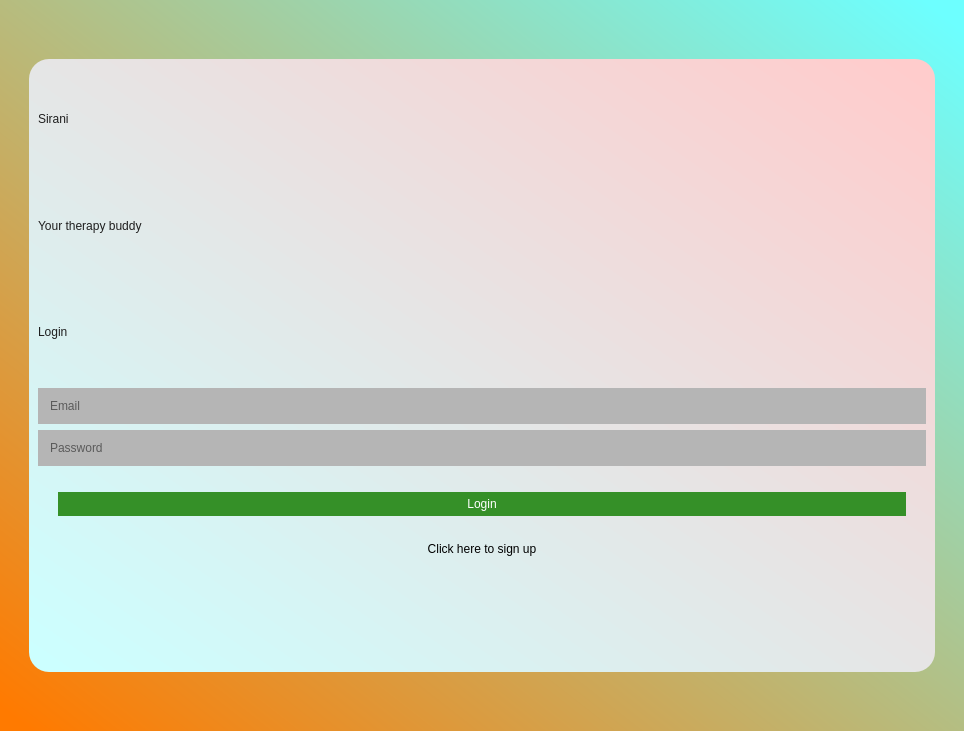
Old version of the form source_code/mainwindow.ui in the repository suwubham/sirani.
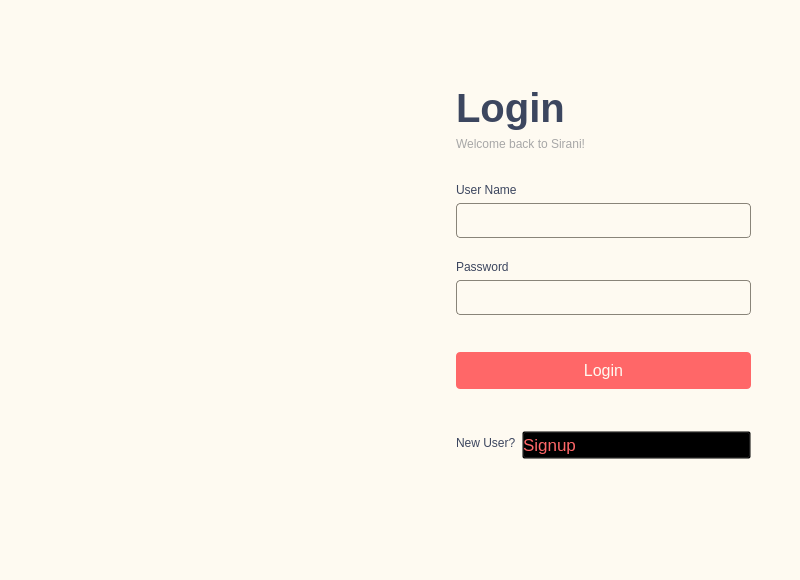
New version of the form. Icons and pictures are not drawn.

Commit message: changed the ui of login and signup

```diff
--- a/source_code/mainwindow.ui
+++ b/source_code/mainwindow.ui
@@ -2,57 +2,92 @@
 <ui version="4.0">
  <class>MainWindow</class>
  <widget class="QMainWindow" name="MainWindow">
+  <property name="enabled">
+   <bool>true</bool>
+  </property>
   <property name="geometry">
    <rect>
     <x>0</x>
     <y>0</y>
-    <width>964</width>
-    <height>731</height>
+    <width>800</width>
+    <height>580</height>
    </rect>
   </property>
+  <property name="sizePolicy">
+   <sizepolicy hsizetype="MinimumExpanding" vsizetype="MinimumExpanding">
+    <horstretch>0</horstretch>
+    <verstretch>0</verstretch>
+   </sizepolicy>
+  </property>
   <property name="minimumSize">
    <size>
-    <width>0</width>
-    <height>0</height>
+    <width>800</width>
+    <height>580</height>
    </size>
   </property>
   <property name="maximumSize">
    <size>
-    <width>10000</width>
-    <height>10000</height>
+    <width>14999</width>
+    <height>15000</height>
    </size>
   </property>
   <property name="windowTitle">
    <string>Log in to Sirani</string>
   </property>
   <property name="styleSheet">
-   <string notr="true">background-color: qlineargradient(spread:pad, x1:0, y1:0.966, x2:1, y2:0, stop:0 rgba(255, 122, 0, 255), stop:0.976526 rgba(109, 255, 255, 255));</string>
+   <string notr="true">background-repeat: repeat-y;
+background-image: url(:/IMG/bg-01.png);
+
+background-color: #FEFAF1;</string>
   </property>
   <widget class="QWidget" name="centralwidget">
    <layout class="QHBoxLayout" name="horizontalLayout">
     <item>
-     <spacer name="verticalSpacer">
-      <property name="orientation">
-       <enum>Qt::Vertical</enum>
+     <widget class="QFrame" name="frame_2">
+      <property name="styleSheet">
+       <string notr="true">background: transparent;
+</string>
       </property>
-      <property name="sizeHint" stdset="0">
-       <size>
-        <width>20</width>
-        <height>40</height>
-       </size>
+      <property name="frameShape">
+       <enum>QFrame::StyledPanel</enum>
       </property>
-     </spacer>
+      <property name="frameShadow">
+       <enum>QFrame::Raised</enum>
+      </property>
+      <layout class="QHBoxLayout" name="horizontalLayout_3">
+       <item>
+        <spacer name="horizontalSpacer">
+         <property name="orientation">
+          <enum>Qt::Horizontal</enum>
+         </property>
+         <property name="sizeHint" stdset="0">
+          <size>
+           <width>351</width>
+           <height>20</height>
+          </size>
+         </property>
+        </spacer>
+       </item>
+       <item>
+        <spacer name="verticalSpacer">
+         <property name="orientation">
+          <enum>Qt::Vertical</enum>
+         </property>
+         <property name="sizeHint" stdset="0">
+          <size>
+           <width>60</width>
+           <height>40</height>
+          </size>
+         </property>
+        </spacer>
+       </item>
+      </layout>
+     </widget>
     </item>
     <item>
      <widget class="QFrame" name="frame">
       <property name="styleSheet">
-       <string notr="true">background-color: qlineargradient(spread:pad, x1:0, y1:0.966, x2:1, y2:0, stop:0#CCFFFF, stop:0.976526#FFCCCC);
-
-border-radius: 20px;
-
-margin-top: 50px;
-margin-bottom: 50px;
-padding: 0px;
+       <string notr="true">background: transparent;
 </string>
       </property>
       <property name="frameShape">
@@ -61,133 +96,277 @@
       <property name="frameShadow">
        <enum>QFrame::Raised</enum>
       </property>
-      <layout class="QGridLayout" name="gridLayout">
-       <item row="4" column="0">
-        <widget class="QLineEdit" name="lineEdit_2">
-         <property name="styleSheet">
-          <string notr="true">font: 600 14pt &quot;Segoe UI Variable Text Semibold&quot;;
-border-radius: 20px;
-background-color: rgb(181, 181, 181);
-Padding: 10px;
-margin: 0px;
-</string>
+      <layout class="QFormLayout" name="formLayout">
+       <item row="0" column="0" colspan="2">
+        <spacer name="horizontalSpacer_3">
+         <property name="orientation">
+          <enum>Qt::Horizontal</enum>
          </property>
-         <property name="placeholderText">
-          <string>Password</string>
+         <property name="sizeHint" stdset="0">
+          <size>
+           <width>40</width>
+           <height>60</height>
+          </size>
          </property>
-        </widget>
+        </spacer>
        </item>
-       <item row="1" column="0">
-        <widget class="QLabel" name="label_2">
-         <property name="styleSheet">
-          <string notr="true">font: 600 20pt &quot;Segoe UI Variable Text Semibold&quot;;
-color: rgb(31, 31, 31);
-margin: 0px;
-background: transparent;
-padding: 0px;</string>
-         </property>
-         <property name="text">
-          <string>Your therapy buddy</string>
-         </property>
-        </widget>
-       </item>
-       <item row="2" column="0">
-        <widget class="QLabel" name="label_7">
-         <property name="styleSheet">
-          <string notr="true">font: 600 20pt &quot;Segoe UI Variable Text Semibold&quot;;
-color: rgb(31, 31, 31);
-margin: 0px;
-padding: 0px;
-background: transparent;
-</string>
-         </property>
-         <property name="text">
-          <string>Login</string>
-         </property>
-        </widget>
-       </item>
-       <item row="0" column="0">
+       <item row="1" column="0" colspan="2">
         <widget class="QLabel" name="label">
          <property name="sizePolicy">
-          <sizepolicy hsizetype="Minimum" vsizetype="Preferred">
+          <sizepolicy hsizetype="Minimum" vsizetype="Minimum">
            <horstretch>0</horstretch>
            <verstretch>0</verstretch>
           </sizepolicy>
          </property>
+         <property name="maximumSize">
+          <size>
+           <width>357</width>
+           <height>54</height>
+          </size>
+         </property>
+         <property name="font">
+          <font>
+           <pointsize>30</pointsize>
+           <italic>false</italic>
+           <bold>true</bold>
+          </font>
+         </property>
          <property name="styleSheet">
-          <string notr="true">font: 600 65pt &quot;Segoe UI Variable Text Semibold&quot;;
-color: rgb(31, 31, 31);
-padding: 0px;
-margin: 0px;
-background: transparent;
+          <string notr="true">font: 600 30pt &quot;FONTSPRING DEMO - Pontiac Black&quot;;
+color: #3C465F;
+background: #FEFAF1 ;
 </string>
          </property>
          <property name="text">
-          <string>Sirani</string>
+          <string>Login</string>
          </property>
         </widget>
        </item>
-       <item row="3" column="0">
+       <item row="2" column="0" colspan="2">
+        <widget class="QLabel" name="label_2">
+         <property name="styleSheet">
+          <string notr="true">font: 11pt &quot;Foco&quot;;
+color: rgb(167, 167, 167);
+background: transparent;</string>
+         </property>
+         <property name="text">
+          <string>Welcome back to Sirani! </string>
+         </property>
+        </widget>
+       </item>
+       <item row="3" column="0" colspan="2">
+        <spacer name="horizontalSpacer_5">
+         <property name="orientation">
+          <enum>Qt::Horizontal</enum>
+         </property>
+         <property name="sizeHint" stdset="0">
+          <size>
+           <width>40</width>
+           <height>20</height>
+          </size>
+         </property>
+        </spacer>
+       </item>
+       <item row="4" column="0" colspan="2">
+        <widget class="QLabel" name="label_5">
+         <property name="styleSheet">
+          <string notr="true">font: 12pt &quot;Foco&quot;;
+color: #3C465F;</string>
+         </property>
+         <property name="text">
+          <string>User Name</string>
+         </property>
+        </widget>
+       </item>
+       <item row="5" column="0" colspan="2">
         <widget class="QLineEdit" name="lineEdit">
+         <property name="minimumSize">
+          <size>
+           <width>0</width>
+           <height>35</height>
+          </size>
+         </property>
+         <property name="font">
+          <font/>
+         </property>
          <property name="styleSheet">
-          <string notr="true">font: 600 14pt &quot;Segoe UI Variable Text Semibold&quot;;
-border-radius: 20px;
-background-color: rgb(181, 181, 181);
-padding: 10px;
-margin: 0px;
-</string>
+          <string notr="true">border-width: 1px;
+     border-style: solid;
+     border-color: #898479;
+border-radius: 4px;</string>
          </property>
-         <property name="placeholderText">
-          <string>Email</string>
+        </widget>
+       </item>
+       <item row="6" column="0" colspan="2">
+        <spacer name="horizontalSpacer_7">
+         <property name="orientation">
+          <enum>Qt::Horizontal</enum>
          </property>
+         <property name="sizeHint" stdset="0">
+          <size>
+           <width>40</width>
+           <height>10</height>
+          </size>
+         </property>
+        </spacer>
+       </item>
+       <item row="7" column="0" colspan="2">
+        <widget class="QLabel" name="label_4">
+         <property name="styleSheet">
+          <string notr="true">font: 12pt &quot;Foco&quot;;
+color: #3C465F;</string>
+         </property>
+         <property name="text">
+          <string>Password</string>
+         </property>
         </widget>
        </item>
-       <item row="5" column="0">
+       <item row="8" column="0" colspan="2">
+        <widget class="QLineEdit" name="lineEdit_2">
+         <property name="minimumSize">
+          <size>
+           <width>0</width>
+           <height>35</height>
+          </size>
+         </property>
+         <property name="styleSheet">
+          <string notr="true">border-width: 1px;
+     border-style: solid;
+     border-color: #898479;
+border-radius: 4px;</string>
+         </property>
+         <property name="echoMode">
+          <enum>QLineEdit::Password</enum>
+         </property>
+        </widget>
+       </item>
+       <item row="9" column="0" colspan="2">
+        <spacer name="horizontalSpacer_9">
+         <property name="orientation">
+          <enum>Qt::Horizontal</enum>
+         </property>
+         <property name="sizeHint" stdset="0">
+          <size>
+           <width>40</width>
+           <height>25</height>
+          </size>
+         </property>
+        </spacer>
+       </item>
+       <item row="10" column="0" colspan="2">
         <widget class="QPushButton" name="button_login">
-         <property name="cursor">
-          <cursorShape>PointingHandCursor</cursorShape>
+         <property name="enabled">
+          <bool>true</bool>
+         </property>
+         <property name="sizePolicy">
+          <sizepolicy hsizetype="Minimum" vsizetype="Preferred">
+           <horstretch>0</horstretch>
+           <verstretch>0</verstretch>
+          </sizepolicy>
+         </property>
+         <property name="minimumSize">
+          <size>
+           <width>0</width>
+           <height>37</height>
+          </size>
+         </property>
+         <property name="font">
+          <font>
+           <pointsize>12</pointsize>
+           <italic>false</italic>
+           <bold>false</bold>
+          </font>
+         </property>
+         <property name="autoFillBackground">
+          <bool>false</bool>
          </property>
          <property name="styleSheet">
-          <string notr="true">font: 1000 18pt &quot;Segoe UI Variable Text Semibold&quot;;
-color: rgb(255, 255, 255);
-border-radius: 20px;
-background-color: rgb(53, 144, 40);
-margin: 20px;
-padding: 5px;</string>
+          <string notr="true">#button_login{background-color: #FF6768;
+font: 12pt &quot;Foco&quot;;
+color: #FEFAF1;
+border-radius:4px}
+#button_login:hover{background-color: #FFB391;
+color: #FEFAF1;}</string>
          </property>
          <property name="text">
           <string>Login</string>
          </property>
         </widget>
        </item>
-       <item row="7" column="0">
+       <item row="11" column="0" colspan="2">
+        <spacer name="horizontalSpacer_10">
+         <property name="orientation">
+          <enum>Qt::Horizontal</enum>
+         </property>
+         <property name="sizeHint" stdset="0">
+          <size>
+           <width>40</width>
+           <height>30</height>
+          </size>
+         </property>
+        </spacer>
+       </item>
+       <item row="13" column="0" colspan="2">
+        <spacer name="horizontalSpacer_2">
+         <property name="orientation">
+          <enum>Qt::Horizontal</enum>
+         </property>
+         <property name="sizeHint" stdset="0">
+          <size>
+           <width>40</width>
+           <height>150</height>
+          </size>
+         </property>
+        </spacer>
+       </item>
+       <item row="12" column="0">
+        <widget class="QLabel" name="label_6">
+         <property name="styleSheet">
+          <string notr="true">font: 12pt &quot;Foco&quot;;
+color: #3C465F;</string>
+         </property>
+         <property name="text">
+          <string>New User?</string>
+         </property>
+        </widget>
+       </item>
+       <item row="12" column="1">
+        <widget class="QPushButton" name="pushButton">
+         <property name="font">
+          <font>
+           <pointsize>13</pointsize>
+           <italic>false</italic>
+           <bold>false</bold>
+          </font>
+         </property>
+         <property name="styleSheet">
+          <string notr="true">#pushButton{text-align: left;
+font: 12.5pt &quot;Foco&quot;;
+color: #FF6768;
+background: transparent;}
+#pushButton:hover{background: transparent;
+color: #FFB391;}</string>
+         </property>
+         <property name="text">
+          <string>Signup</string>
+         </property>
+        </widget>
+       </item>
+       <item row="14" column="0" colspan="2">
         <widget class="QLabel" name="label_3">
+         <property name="font">
+          <font>
+           <pointsize>7</pointsize>
+          </font>
+         </property>
          <property name="styleSheet">
-          <string notr="true">margin:0px;
-padding: 0px;
-background:  transparent;</string>
+          <string notr="true"/>
          </property>
          <property name="text">
           <string/>
          </property>
-        </widget>
-       </item>
-       <item row="6" column="0">
-        <widget class="QPushButton" name="pushButton">
-         <property name="cursor">
-          <cursorShape>PointingHandCursor</cursorShape>
-         </property>
-         <property name="styleSheet">
-          <string notr="true">font: 1000 12pt &quot;Segoe UI Variable Text Semibold&quot;;
-border-radius: 20px;
-background: transparent;
-color: rgb(0, 0, 0);
-margin: 0px;
-
-</string>
-         </property>
-         <property name="text">
-          <string>Click here to sign up</string>
+         <property name="alignment">
+          <set>Qt::AlignRight|Qt::AlignTrailing|Qt::AlignVCenter</set>
          </property>
         </widget>
        </item>
@@ -201,7 +380,7 @@
       </property>
       <property name="sizeHint" stdset="0">
        <size>
-        <width>20</width>
+        <width>30</width>
         <height>40</height>
        </size>
       </property>
```
Left out of the diff: 2 changed lines with no effect on the pictures. The commit also changes 5 other files.
